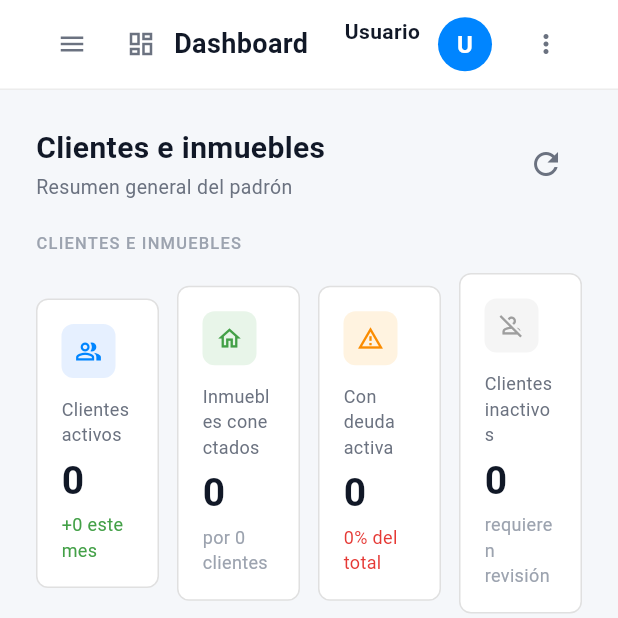
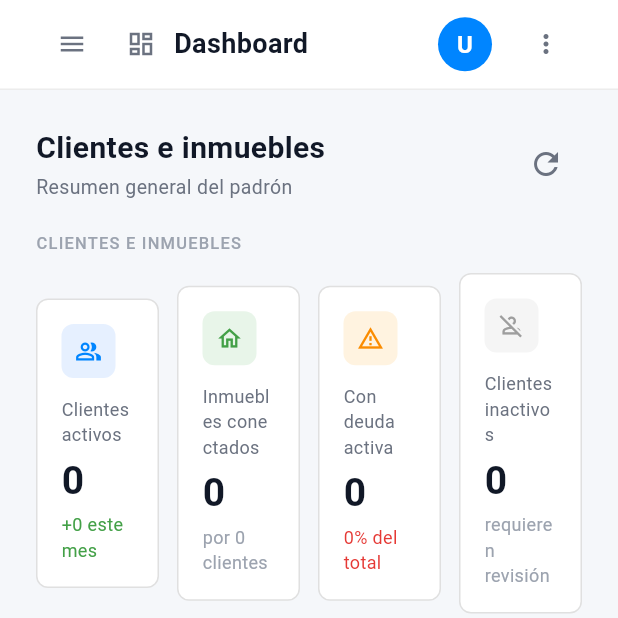
Before and after one commit to willvoid/aguateria, a Flutter app: the DashboardWidget screen opened directly, after a tap on the "menu open" icon, on a phone screen of 412 x 824 dp, the top half of it. Run offline on Flutter 3.47's test engine with Material 3 defaults, Android fonts, the phone set to English and light mode, and no system bars; our stand-ins replace app_links, image_picker, pdf, printing, shared_preferences, supabase_flutter; missing offline and left inert: bcrypt, blue_thermal_printer; accounts and stored records are empty.

Commit message:
fix: header overflow and back arrow exiting admin panel
The shared top bar in DashboardWidget (dashboard_widget.dart) laid
out the section title and the user name/role as plain Text widgets
around a Spacer, with no Expanded/Flexible/ellipsis anywhere. Once
title + name/role exceeded the available width there was nothing to
give, producing a RenderFlex overflow banner on every admin page.
Wrap the title in Expanded with ellipsis, wrap the name/role column in
Flexible with ellipsis on each line, and hide the name/role block
below kMobileBreakpoint (isMobile()/responsive.dart) so only the
avatar and menu show on narrow screens.

Separately, CrearFacturaPage ("Nueva Factura") and
AperturaCierreCajaPage each define their own AppBar without
automaticallyImplyLeading: false. Since the app has a single
Navigator and these pages are swapped into DashboardWidget's body
(not pushed as routes), Flutter's default back arrow ends up popping
DashboardWidget itself, dropping the admin user onto
ClienteConsultaPage. Suppressing the auto-generated leading button on
both AppBars removes the button; navigation inside the panel already
goes through the sidebar, so there is no "previous screen" to return
to.

Co-Authored-By: Claude Sonnet 5 <noreply@anthropic.com>
Claude-Session: https://claude.ai/code/session_01T7Y8qcUx9fugMak97675z3

```diff
--- a/lib/vista/facturacionvista/apertura_cierre_cajapage.dart
+++ b/lib/vista/facturacionvista/apertura_cierre_cajapage.dart
@@ -218,6 +218,7 @@ class _AperturaCierreCajaPageState extends State<AperturaCierreCajaPage> {
         title: const Text('Apertura y Cierre de Caja'),
         backgroundColor: const Color(0xFF0085FF),
         foregroundColor: Colors.white,
+        automaticallyImplyLeading: false,
       ),
       body: _isLoading
           ? const Center(child: CircularProgressIndicator())
--- a/lib/vista/facturacionvista/facturapage.dart
+++ b/lib/vista/facturacionvista/facturapage.dart
@@ -450,6 +450,7 @@ class _CrearFacturaPageState extends State<CrearFacturaPage> {
         title: const Text('Nueva Factura'),
         backgroundColor: const Color(0xFF0085FF),
         foregroundColor: Colors.white,
+        automaticallyImplyLeading: false,
       ),
       body: _isLoading
           ? const Center(child: CircularProgressIndicator())
--- a/lib/widget/dashboard_widget.dart
+++ b/lib/widget/dashboard_widget.dart
@@ -20,6 +20,7 @@ import 'package:myapp/vista/medidor_page.dart';
 import 'package:myapp/vista/opciones_page.dart';
 import 'package:myapp/vista/registro_usuariopage.dart';
 import 'package:myapp/vista/tarifa_page.dart';
+import 'package:myapp/widget/responsive.dart';
 import 'package:provider/provider.dart';
 
 class DashboardWidget extends StatefulWidget {
@@ -318,7 +319,10 @@ class _DashboardWidgetState extends State<DashboardWidget>
                       ),
                     ),
                   ),
-                  child: Row(
+                  child: LayoutBuilder(
+                    builder: (context, constraints) {
+                      final showUserDetails = !isMobile(constraints.maxWidth);
+                      return Row(
                     children: [
                       IconButton(
                         onPressed: _toggleSidebar,
@@ -338,25 +342,32 @@ class _DashboardWidgetState extends State<DashboardWidget>
                         size: 20,
                       ),
                       const SizedBox(width: 12),
-                      Text(
+                      Expanded(
+                        child: Text(
                           _getSelectedTitle(),
+                          overflow: TextOverflow.ellipsis,
+                          maxLines: 1,
                           style: const TextStyle(
                             fontSize: 18,
                             fontWeight: FontWeight.w600,
                             color: Color(0xFF111827),
                           ),
                         ),
-                      const Spacer(),
+                      ),
                       Consumer<AuthProvider>(
                         builder: (context, authProvider, _) {
                           return Row(
                             children: [
-                              Column(
+                              if (showUserDetails) ...[
+                                Flexible(
+                                  child: Column(
                                     mainAxisAlignment: MainAxisAlignment.center,
                                     crossAxisAlignment: CrossAxisAlignment.end,
                                     children: [
                                       Text(
                                         authProvider.usuarioNombre,
+                                        overflow: TextOverflow.ellipsis,
+                                        maxLines: 1,
                                         style: const TextStyle(
                                           fontSize: 14,
                                           fontWeight: FontWeight.w600,
@@ -365,6 +376,8 @@ class _DashboardWidgetState extends State<DashboardWidget>
                                       ),
                                       Text(
                                         authProvider.cargoNombre,
+                                        overflow: TextOverflow.ellipsis,
+                                        maxLines: 1,
                                         style: const TextStyle(
                                           fontSize: 12,
                                           color: Color(0xFF6B7280),
@@ -372,7 +385,9 @@ class _DashboardWidgetState extends State<DashboardWidget>
                                       ),
                                     ],
                                   ),
+                                ),
                                 const SizedBox(width: 12),
+                              ],
                               Container(
                                 width: 36,
                                 height: 36,
@@ -461,6 +476,8 @@ class _DashboardWidgetState extends State<DashboardWidget>
                         },
                       ),
                     ],
+                      );
+                    },
                   ),
                 ),
                 // Content Area
```
Lines whose indentation alone changed are shown as unchanged.
